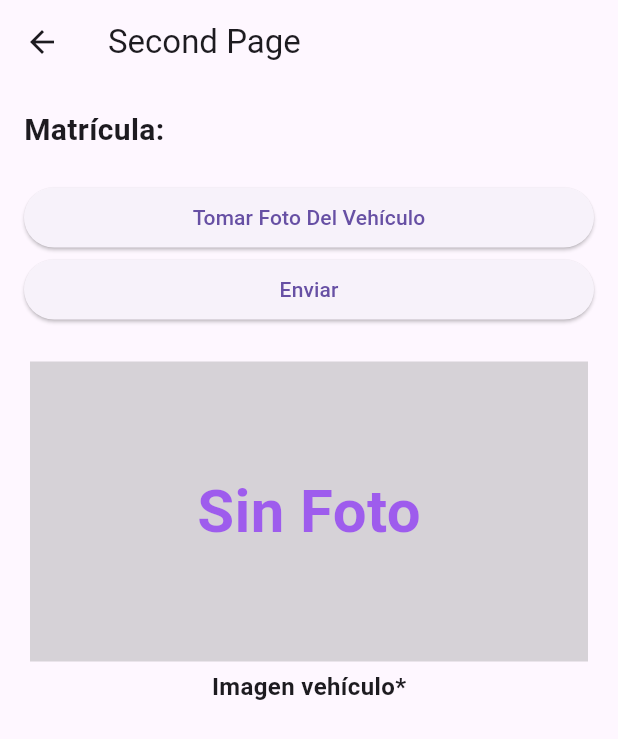
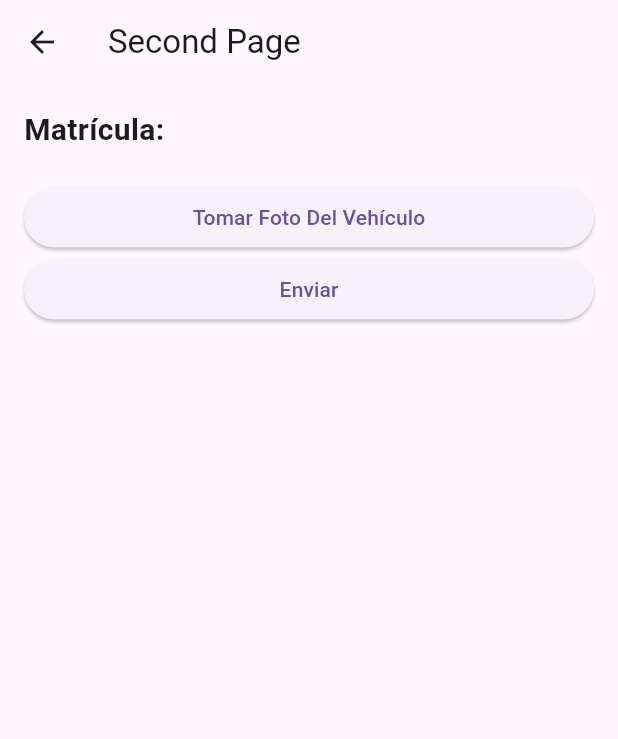
Before and after one commit to Javieritevebasa/fotosapp, a Flutter app: the SecondPage screen opened directly with empty values, after a tap on "Tomar Foto Del Vehículo", on a phone screen of 412 x 824 dp. Shown: the top 739 px of the screen. Run offline on Flutter 3.47's test engine with Material 3 defaults, Android fonts, the phone set to English and light mode, and no system bars; drawn by our look-alikes of carousel_slider; our stand-ins replace camera, device_info_plus, geolocator, image_picker, permission_handler, shared_preferences; missing offline and left inert: flutter_exif_plugin, ftpconnect; accounts and stored records are empty.

Commit message:
commit-inicial

```diff
--- a/lib/coche.dart
+++ b/lib/coche.dart
@@ -1,10 +1,9 @@
 class Coche {
   String matricula;
-  String? vehiculo;
+  List<String>? vehiculos;
 
   Coche({
     required this.matricula,
-    this.vehiculo,
-
+    this.vehiculos,
   });
 }
--- a/lib/main.dart
+++ b/lib/main.dart
@@ -65,6 +65,7 @@ class _MyHomePageState extends State<MyHomePage> {
                   ? () {
                       Coche coche = Coche(
                         matricula: _matriculaController.text,
+                        vehiculos: [],
                       );
 
                       Navigator.push(
--- a/lib/second_page.dart
+++ b/lib/second_page.dart
@@ -2,6 +2,7 @@ import 'package:flutter/material.dart';
 import 'coche.dart';
 import 'utils/photo_utils.dart';
 import 'dart:io';
+import 'package:carousel_slider/carousel_slider.dart';
 
 class SecondPage extends StatefulWidget {
   final Coche coche;
@@ -14,7 +15,7 @@ class SecondPage extends StatefulWidget {
 
 class _SecondPageState extends State<SecondPage> {
   @override
-  Widget build(BuildContext context) {
+   Widget build(BuildContext context) {
     return Scaffold(
       appBar: AppBar(
         title: Text('Second Page'),
@@ -33,61 +34,35 @@ class _SecondPageState extends State<SecondPage> {
               child: Text('Tomar Foto Del Vehículo'),
             ),
             ElevatedButton(
-              onPressed: widget.coche.vehiculo != null ? () => _enviar() : null,
+              onPressed: widget.coche.vehiculos != null ? () => _enviar() : null,
               child: Text('Enviar'),
             ),
             SizedBox(height: 20),
-            _buildImagePreview(widget.coche.vehiculo, "Imagen vehículo*"),
+            CarouselSlider(
+              options: CarouselOptions(
+                aspectRatio: 16 / 9,
+                enlargeCenterPage: true,
+              ),
+              items: widget.coche.vehiculos!.map((imagePath) {
+                return Builder(
+                  builder: (BuildContext context) {
+                    return Container(
+                      width: MediaQuery.of(context).size.width,
+                      margin: EdgeInsets.symmetric(horizontal: 5.0),
+                      decoration: BoxDecoration(
+                        color: Colors.grey,
+                      ),
+                      child: Image.file(
+                        File(imagePath),
+                        fit: BoxFit.cover,
+                      ),
+                    );
+                  },
+                );
+              }).toList(),
+            ),
           ],
         ),
-      ),
-    );
-  }
-
-  Widget _buildImagePreview(String? imagePath, String name) {
-    return Padding(
-      padding: const EdgeInsets.all(4.0),
-      child: Column(
-        crossAxisAlignment: CrossAxisAlignment.stretch,
-        children: [
-          Stack(
-            alignment: Alignment.center,
-            children: [
-              if (imagePath != null && imagePath.isNotEmpty)
-                Image.memory(
-                  File(imagePath).readAsBytesSync(),
-                  fit: BoxFit.contain, // Ajustar a la ventana
-                  height: 400, // Tamaño máximo de la imagen
-                  width: 400, // Ancho máximo
-                ),
-              if (imagePath == null || imagePath.isEmpty)
-                Container(
-                  width: double.infinity,
-                  height: 200,
-                  color: Color.fromARGB(
-                      94, 146, 146, 146), // Color de fondo para la "x"
-                  child: Center(
-                    child: Text(
-                      'Sin Foto',
-                      style: TextStyle(
-                        fontSize: 40,
-                        fontWeight: FontWeight.bold,
-                        color: Color.fromARGB(
-                            143, 115, 0, 255), // Color del texto "X"
-                      ),
-                    ),
-                  ),
-                ),
-            ],
-          ),
-          SizedBox(height: 5), // Espacio entre la imagen y el título
-          Center(
-            child: Text(
-              name,
-              style: TextStyle(fontSize: 16, fontWeight: FontWeight.bold),
-            ),
-          ),
-        ],
       ),
     );
   }
@@ -106,14 +81,8 @@ class _SecondPageState extends State<SecondPage> {
         await PhotoUtils.takePhoto(widget.coche.matricula + "_" + string);
 
     if (photoPath != null) {
-      setState(() {
-        switch (string) {
-          case "vehiculo":
-            widget.coche.vehiculo = photoPath.toString();
-            break;
-        }
-      });
-
+      widget.coche.vehiculos!.add(photoPath.toString());
+      print(widget.coche.vehiculos);
       ScaffoldMessenger.of(context).showSnackBar(const SnackBar(
         content: Text('Foto tomada correctamente'),
       ));
--- a/lib/utils/photo_utils.dart
+++ b/lib/utils/photo_utils.dart
@@ -10,6 +10,8 @@ import 'package:permission_handler/permission_handler.dart';
 import 'package:device_info_plus/device_info_plus.dart';
 import 'package:image/image.dart' as ui;
 import 'package:flutter_exif_plugin/flutter_exif_plugin.dart' as exif;
+import 'package:camera/camera.dart';
+
 class PhotoUtils {
   static Future<String?> takePhoto(String customName) async {
   try {
@@ -21,6 +23,7 @@ class PhotoUtils {
       source: ImageSource.camera,
       imageQuality: prefs.getInt('quality') ?? 50,
     );
+     int coun =0;
 
     if (pickedFile != null) {
       // Obtener la ubicación actual
@@ -39,6 +42,8 @@ class PhotoUtils {
       if (existingFile.existsSync()) {
         // Si existe, eliminarlo
         existingFile.deleteSync();
+        coun= coun +1;
+        customName = '$customName'+'$coun';
       }
 
       // Obtener los datos EXIF de la imagen
@@ -78,7 +83,9 @@ class PhotoUtils {
       File(renamedFile.path).writeAsBytesSync(ui.encodeJpg(originalImage));
 
       // Devolver la nueva ruta del archivo
+
       return renamedFile.path;
+
     } else {
       // Si no se seleccionó ninguna imagen
       return null;
@@ -89,7 +96,6 @@ class PhotoUtils {
     return null;
   }
 }
-
 
 
   static Future<void> requestPermissions() async {
@@ -123,7 +129,7 @@ class PhotoUtils {
     }
   }
 
-  static Future<void> enviarYEliminar(Coche coche, BuildContext context) async {
+  static Future<void> enviarYEliminar(Coche coche, BuildContext context) async {/*
     SharedPreferences prefs = await SharedPreferences.getInstance();
 
     final FTPConnect ftpConnect = FTPConnect(
@@ -162,5 +168,5 @@ class PhotoUtils {
       await ftpConnect.disconnect();
       Navigator.push(context, MaterialPageRoute(builder: (context) => MyApp()));
     }
-  }
+  */}
 }
--- a/pubspec.yaml
+++ b/pubspec.yaml
@@ -30,7 +30,6 @@ environment:
 dependencies:
   flutter:
     sdk: flutter
-  image_picker: ^0.8.4+4
   path_provider: ^2.0.5
   ftpconnect: ^2.0.2
   shared_preferences: ^2.0.0
@@ -46,6 +45,8 @@ dependencies:
   # Use with the CupertinoIcons class for iOS style icons.
   cupertino_icons: ^1.0.2
   device_info_plus: ^9.1.1
+  image_picker: ^1.0.7
+  camera: ^0.10.5+9
 
 dev_dependencies:
   flutter_test:
```
Also changed, not shown: pubspec.lock, 2 other files.
